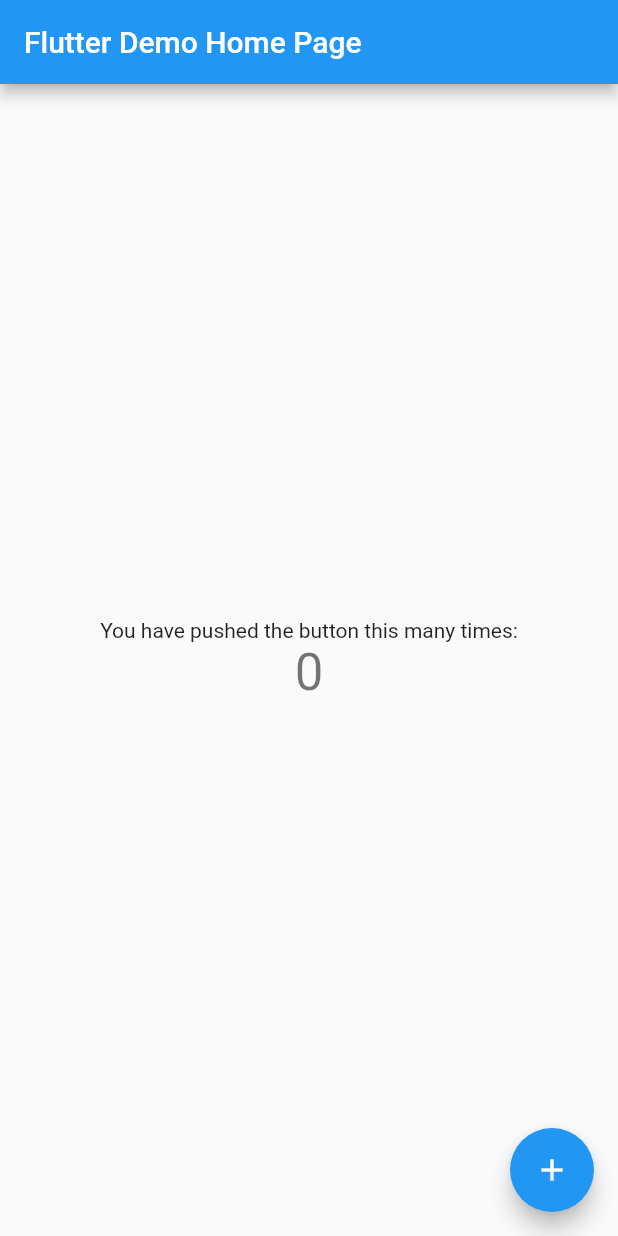
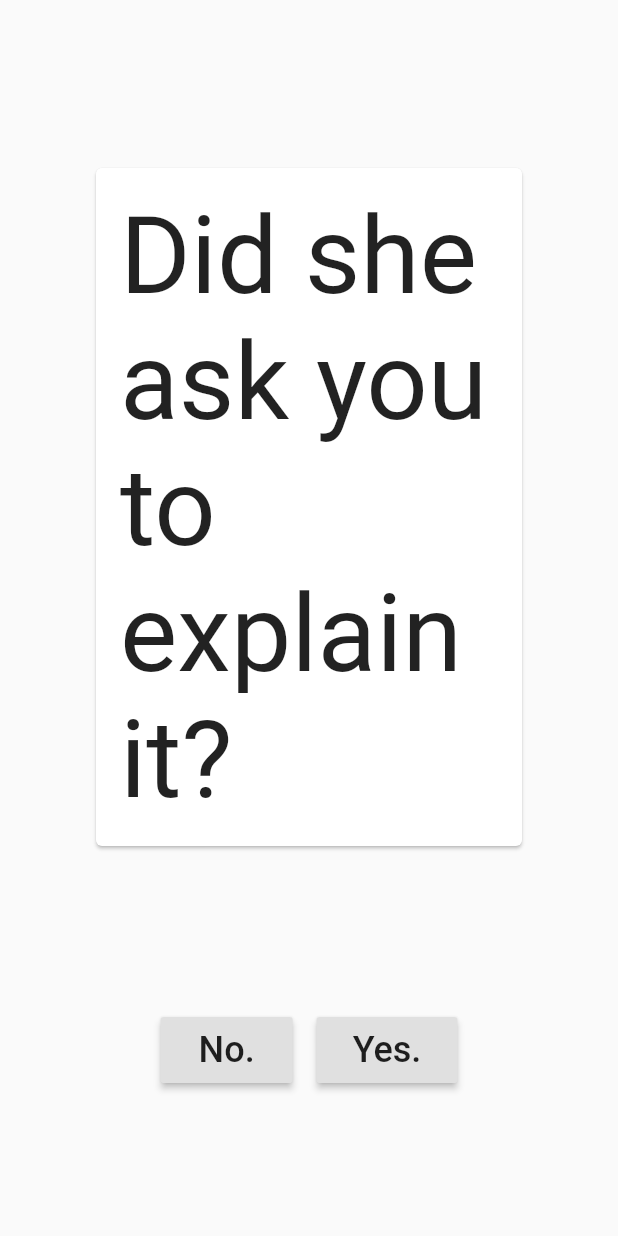
Before and after one commit to ariedov/flutter_are_you_mansplaining, a Flutter app: the screen it shows after launch, on a phone screen of 412 x 824 dp. Run offline on Flutter 3.47's test engine with Material 2 defaults, Android fonts, the phone set to English and light mode, and no system bars; drawn by our look-alikes of auto_size_text.

Commit message:
implements basic screen widget

```diff
--- a/lib/navigator.dart
+++ b/lib/logic/navigator.dart
@@ -1,6 +1,6 @@
-import 'package:mansplaining/action.dart';
-import 'package:mansplaining/exceptions.dart';
-import 'package:mansplaining/screens.dart';
+import 'package:mansplaining/logic/action.dart';
+import 'package:mansplaining/logic/exceptions.dart';
+import 'package:mansplaining/logic/screens.dart';
 
 class Navigator {
 
--- a/lib/screens.dart
+++ b/lib/logic/screens.dart
@@ -1,4 +1,4 @@
-import 'package:mansplaining/action.dart';
+import 'package:mansplaining/logic/action.dart';
 
 abstract class Screen {
 
--- a/lib/main.dart
+++ b/lib/main.dart
@@ -1,4 +1,6 @@
 import 'package:flutter/material.dart';
+import 'package:mansplaining/logic/screens.dart';
+import 'package:mansplaining/ui/actionable_screen.dart';
 
 void main() => runApp(MyApp());
 
@@ -9,103 +11,17 @@ class MyApp extends StatelessWidget {
     return MaterialApp(
       title: 'Flutter Demo',
       theme: ThemeData(
-        // This is the theme of your application.
-        //
-        // Try running your application with "flutter run". You'll see the
-        // application has a blue toolbar. Then, without quitting the app, try
-        // changing the primarySwatch below to Colors.green and then invoke
-        // "hot reload" (press "r" in the console where you ran "flutter run",
-        // or simply save your changes to "hot reload" in a Flutter IDE).
-        // Notice that the counter didn't reset back to zero; the application
-        // is not restarted.
         primarySwatch: Colors.blue,
       ),
-      home: MyHomePage(title: 'Flutter Demo Home Page'),
+      home: MyHomePage(),
     );
   }
 }
 
-class MyHomePage extends StatefulWidget {
-  MyHomePage({Key key, this.title}) : super(key: key);
-
-  // This widget is the home page of your application. It is stateful, meaning
-  // that it has a State object (defined below) that contains fields that affect
-  // how it looks.
-
-  // This class is the configuration for the state. It holds the values (in this
-  // case the title) provided by the parent (in this case the App widget) and
-  // used by the build method of the State. Fields in a Widget subclass are
-  // always marked "final".
-
-  final String title;
-
-  @override
-  _MyHomePageState createState() => _MyHomePageState();
-}
-
-class _MyHomePageState extends State<MyHomePage> {
-  int _counter = 0;
-
-  void _incrementCounter() {
-    setState(() {
-      // This call to setState tells the Flutter framework that something has
-      // changed in this State, which causes it to rerun the build method below
-      // so that the display can reflect the updated values. If we changed
-      // _counter without calling setState(), then the build method would not be
-      // called again, and so nothing would appear to happen.
-      _counter++;
-    });
-  }
+class MyHomePage extends StatelessWidget {
 
   @override
   Widget build(BuildContext context) {
-    // This method is rerun every time setState is called, for instance as done
-    // by the _incrementCounter method above.
-    //
-    // The Flutter framework has been optimized to make rerunning build methods
-    // fast, so that you can just rebuild anything that needs updating rather
-    // than having to individually change instances of widgets.
-    return Scaffold(
-      appBar: AppBar(
-        // Here we take the value from the MyHomePage object that was created by
-        // the App.build method, and use it to set our appbar title.
-        title: Text(widget.title),
-      ),
-      body: Center(
-        // Center is a layout widget. It takes a single child and positions it
-        // in the middle of the parent.
-        child: Column(
-          // Column is also layout widget. It takes a list of children and
-          // arranges them vertically. By default, it sizes itself to fit its
-          // children horizontally, and tries to be as tall as its parent.
-          //
-          // Invoke "debug painting" (press "p" in the console, choose the
-          // "Toggle Debug Paint" action from the Flutter Inspector in Android
-          // Studio, or the "Toggle Debug Paint" command in Visual Studio Code)
-          // to see the wireframe for each widget.
-          //
-          // Column has various properties to control how it sizes itself and
-          // how it positions its children. Here we use mainAxisAlignment to
-          // center the children vertically; the main axis here is the vertical
-          // axis because Columns are vertical (the cross axis would be
-          // horizontal).
-          mainAxisAlignment: MainAxisAlignment.center,
-          children: <Widget>[
-            Text(
-              'You have pushed the button this many times:',
-            ),
-            Text(
-              '$_counter',
-              style: Theme.of(context).textTheme.display1,
-            ),
-          ],
-        ),
-      ),
-      floatingActionButton: FloatingActionButton(
-        onPressed: _incrementCounter,
-        tooltip: 'Increment',
-        child: Icon(Icons.add),
-      ), // This trailing comma makes auto-formatting nicer for build methods.
-    );
+    return ScreenWidget(screen: DidSheAskToExplainThisScreen());
   }
 }
--- /dev/null
+++ b/lib/ui/actionable_screen.dart
@@ -0,0 +1,64 @@
+import 'package:flutter/material.dart';
+import 'package:mansplaining/logic/action.dart';
+import 'package:mansplaining/logic/screens.dart';
+import 'package:auto_size_text/auto_size_text.dart';
+
+class ScreenWidget extends StatelessWidget {
+  final ActionableScreen screen;
+
+  const ScreenWidget({Key key, this.screen}) : super(key: key);
+
+  @override
+  Widget build(BuildContext context) {
+    return Scaffold(
+      body: Column(
+        children: <Widget>[
+          Expanded(
+            child: Column(
+              mainAxisAlignment: MainAxisAlignment.center,
+              children: <Widget>[
+                Container(
+                  width: double.infinity,
+                  padding: EdgeInsets.symmetric(horizontal: 60.0),
+                  child: Card(
+                    child: Padding(
+                      padding: EdgeInsets.all(16.0),
+                      child: AutoSizeText(
+                        screen.title,
+                        style: TextStyle(fontSize: 72.0),
+                        maxLines: 5,
+                        minFontSize: 48.0,
+                      ),
+                    ),
+                  ),
+                ),
+              ],
+            ),
+          ),
+          Row(
+            mainAxisAlignment: MainAxisAlignment.center,
+            children:
+                screen.actions.map(_buildActionButton).toList(),
+          ),
+          SizedBox(height: 100)
+        ],
+      ),
+    );
+  }
+
+  Widget _buildActionButton(Action action) {
+    return Padding(
+      padding: EdgeInsets.symmetric(horizontal: 8.0),
+      child: RaisedButton(
+        child: Padding(
+          padding: EdgeInsets.all(8.0),
+          child: Text(
+            action.name,
+            style: TextStyle(fontSize: 24),
+          ),
+        ),
+        onPressed: () {},
+      ),
+    );
+  }
+}
--- a/pubspec.yaml
+++ b/pubspec.yaml
@@ -19,6 +19,8 @@ environment:
 dependencies:
   flutter:
     sdk: flutter
+
+  auto_size_text: ^1.1.0
 
   # The following adds the Cupertino Icons font to your application.
   # Use with the CupertinoIcons class for iOS style icons.
```
Also changed, not shown: lib/logic/action.dart (renamed from lib/action.dart), lib/logic/exceptions.dart (renamed from lib/exceptions.dart), pubspec.lock, 1 other file.
